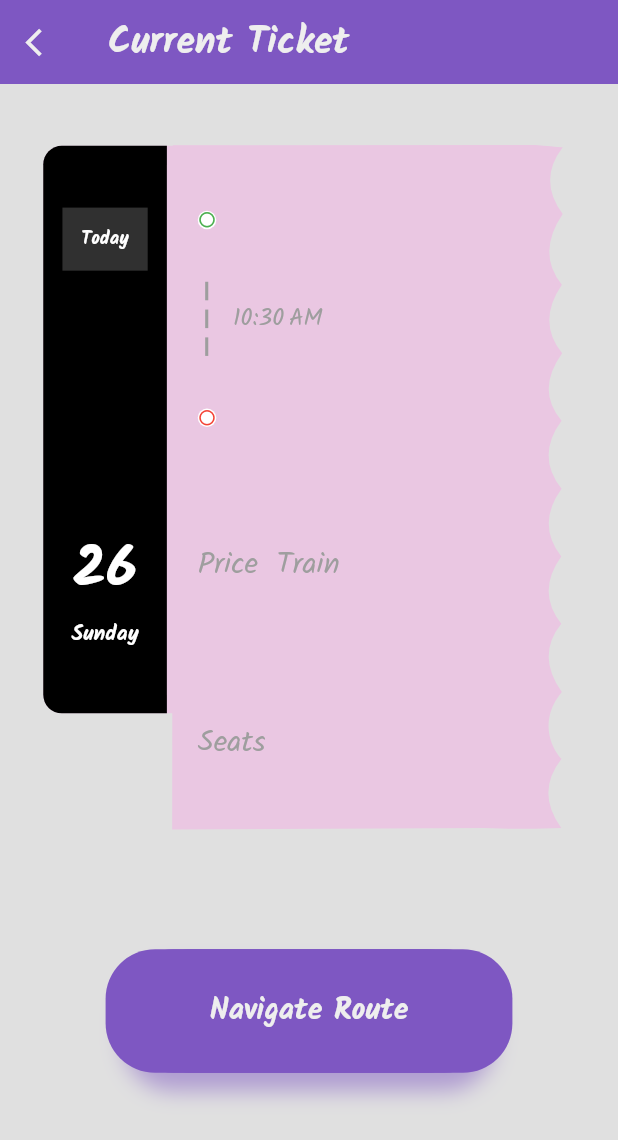
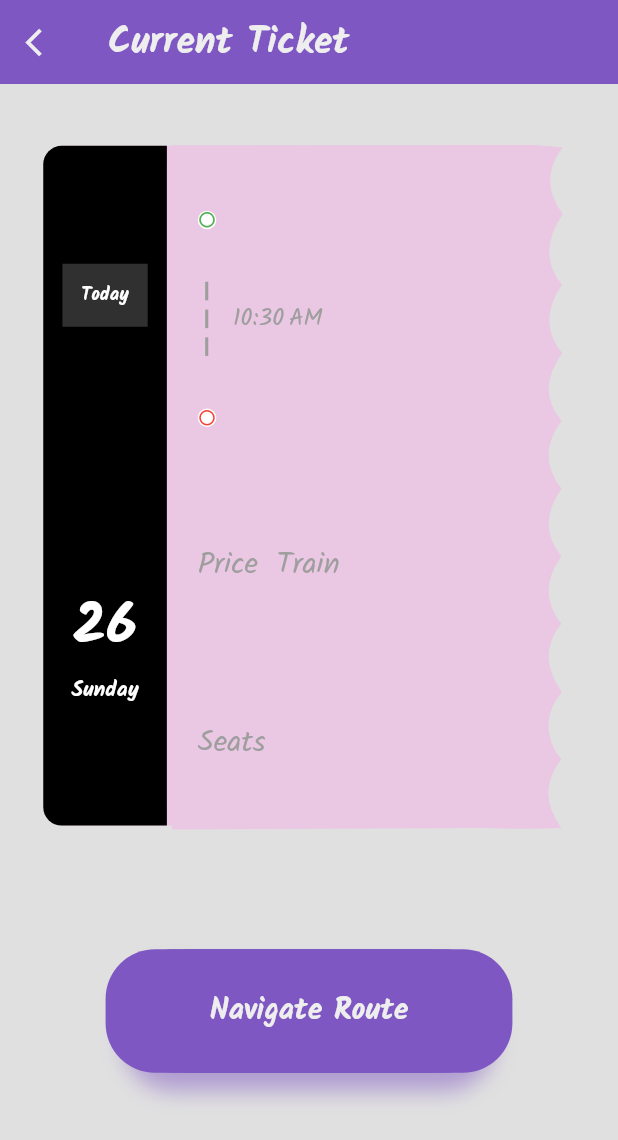
Before and after one commit to A1aaAhmed/graduation_project_app, a Flutter app: the Ticket screen opened directly with empty values, on a phone screen of 412 x 824 dp. Shown: the top 1140 px of the screen. Run offline on Flutter 3.47's test engine with Material 2 defaults, Android fonts, the phone set to English and light mode, and no system bars; drawn by our look-alikes of flutter_dash; our stand-ins replace bloc, cloud_firestore, conditional_builder_null_safety, firebase_auth, firebase_core, flutter_bloc and 7 more; missing offline and left inert: graduation_proj; accounts and stored records are empty.

```diff
--- a/lib/layout/cubit/cubit.dart
+++ b/lib/layout/cubit/cubit.dart
@@ -2,7 +2,8 @@ import 'package:flutter_bloc/flutter_bloc.dart';
 import 'package:graduation_project_app/layout/cubit/states.dart';
 import 'package:graduation_project_app/modules/Profile/profile_screen.dart';
 import 'package:graduation_project_app/modules/Ticket/allTickets.dart';
-import '../../modules/live_location/livelocation_screen.dart';
+import 'package:graduation_project_app/modules/live_location/checkTrain.dart';
+import 'package:graduation_project_app/shared/variables.dart';
 
 import '../../modules/home_screen/home_screen.dart';
 class MainCubit extends Cubit<MainStates> {
@@ -11,7 +12,7 @@ class MainCubit extends Cubit<MainStates> {
   int currentindex = 0;
   final screens = [
     const HomeScreen(),
-    LiveLocationScreen(),
+    CheckTrain(date:dateTicket, isFromHome: true,station: station),
     const TicketsView(),
     const ProfileScreen(),
   ];
--- a/lib/main.dart
+++ b/lib/main.dart
@@ -98,7 +98,7 @@ class _MyAppState extends State<MyApp> {
                 bodySmall: TextStyle(fontSize: 15),
               ),
             ),
-            home:  Trans(),
+            home: const Trans(),
           ));
     });
   }
--- a/lib/modules/Ticket/allTickets.dart
+++ b/lib/modules/Ticket/allTickets.dart
@@ -34,8 +34,6 @@ class TicketsView extends StatelessWidget {
                 condition:state is! LoadingState,
                 builder: (context) => ExpiredScreen(expiredTickets:TicketCubit.get(context).previousTickets),
                 fallback: (context) =>const LoadingScreen(),),
-
-
             ],
           ),
         ),
--- a/lib/modules/Ticket/cubit/cubit.dart
+++ b/lib/modules/Ticket/cubit/cubit.dart
@@ -2,6 +2,8 @@ import 'package:cloud_firestore/cloud_firestore.dart';
 import 'package:flutter_bloc/flutter_bloc.dart';
 import 'package:graduation_project_app/models/ticket.dart';
 import 'package:graduation_project_app/modules/Ticket/cubit/states.dart';
+import 'package:graduation_project_app/modules/Ticket/timeFuns.dart';
+import 'package:graduation_project_app/shared/variables.dart';
 class TicketCubit extends Cubit<TicketsStates>{
   TicketCubit():super (TicketsInitialState());
   static TicketCubit get(context)=>BlocProvider.of(context);
@@ -21,9 +23,10 @@ class TicketCubit extends Cubit<TicketsStates>{
               availableTickets.add(TicketModel.fromJason(element.data()));
             }
           });
-          previousTickets= List.of(previousTickets.reversed);
-          availableTickets= List.of(availableTickets.reversed);
-
+          previousTickets.sort((a, b) =>  b.date.compareTo(a.date));
+          availableTickets.sort((a, b) => a.date.compareTo(b.date));
+          availableTicket=availableTickets;
+        if (availableTickets.isNotEmpty)station=availableTickets[0].from;
         // print(previousTickets);
         // print(availableTickets);
         // print(availableTickets[0].date);
@@ -31,23 +34,7 @@ class TicketCubit extends Cubit<TicketsStates>{
     });
 
   }
- static bool expired (DateTime date){
-    DateTime now=DateTime.now();
-    return date.year < now.year ||
-        date.year == now.year && date.month < now.month ||
-        date.year == now.year &&
-            date.month == now.month &&
-            date.day < now.day ||
-        date.year == now.year &&
-            date.month == now.month &&
-            date.day == now.day &&
-            date.hour < now.hour ||
-        date.year == now.year &&
-            date.month == now.month &&
-            date.day == now.day &&
-            date.hour == now.hour &&
-            date.minute < now.minute;
-  }
+
 
 
 
--- a/lib/modules/Ticket/ticketComponent/TicketComp.dart
+++ b/lib/modules/Ticket/ticketComponent/TicketComp.dart
@@ -1,9 +1,8 @@
 // ignore_for_file: file_names
-
 import 'package:flutter/material.dart';
 import 'package:flutter_dash/flutter_dash.dart';
 import 'package:graduation_project_app/models/ticket.dart';
-import 'package:graduation_project_app/modules/Ticket/cubit/cubit.dart';
+import 'package:graduation_project_app/modules/Ticket/timeFuns.dart';
 import 'package:graduation_project_app/modules/Ticket/ticketComponent/autoSizeColum.dart';
 import 'package:graduation_project_app/modules/Ticket/ticketComponent/autoSizeText.dart';
 import 'package:graduation_project_app/modules/Ticket/ticketComponent/autoSizedRow.dart';
@@ -27,14 +26,13 @@ class TicketComponent extends StatefulWidget {
 class _TicketComponentState extends State<TicketComponent> {
   @override
   Widget build(BuildContext context) {
-    DateTime now = DateTime.now();
     DateTime date = widget.ticket.date;
     String from = widget.ticket.from;
     String to = widget.ticket.to;
     String seat = widget.ticket.seats;
     String train = widget.ticket.train;
     String price = widget.ticket.price;
-    bool late = TicketCubit.expired(date);
+    bool late = expired(date);
     return Scaffold(
           body: Container(
           padding: EdgeInsetsDirectional.only(end: 2.w, top: 5.h),
@@ -57,6 +55,7 @@ class _TicketComponentState extends State<TicketComponent> {
                 ),
                 padding: EdgeInsetsDirectional.only( end: 10.w) ,
                 child: Container(
+                  height: 100.h,
                   padding: EdgeInsetsDirectional.only(
                       top:  5.h,
                       bottom: 5.h
@@ -81,9 +80,7 @@ class _TicketComponentState extends State<TicketComponent> {
                             w: 20.w,
                             text: (late)
                                 ? 'Expired'
-                                : (date.day == now.day &&
-                                        date.year == now.year &&
-                                        date.month == now.month)
+                                :isToday(date)
                                     ? 'Today'
                                     : 'Future',
                             fontSize: 13.sp,
--- a/lib/modules/Ticket/ticket_screen.dart
+++ b/lib/modules/Ticket/ticket_screen.dart
@@ -1,6 +1,8 @@
 import 'package:flutter/material.dart';
 import 'package:graduation_project_app/models/ticket.dart';
 import 'package:graduation_project_app/modules/Ticket/ticketComponent/TicketComp.dart';
+import 'package:graduation_project_app/modules/Ticket/timeFuns.dart';
+import 'package:graduation_project_app/modules/live_location/checkTrain.dart';
 import 'package:graduation_project_app/shared/components/appBar.dart';
 import 'package:graduation_project_app/shared/components/button.dart';
 import 'package:sizer/sizer.dart';
@@ -35,7 +37,7 @@ class _TicketState extends State<Ticket> {
               width: 100.w,
               height: 100.h,
               child: Column(
-                mainAxisAlignment: MainAxisAlignment.start,
+                mainAxisAlignment: !expired(widget.ticket.date)?MainAxisAlignment.start:MainAxisAlignment.center,
                 children: [
                   SizedBox(
                     width:100.w,
@@ -45,11 +47,19 @@ class _TicketState extends State<Ticket> {
                       ticket:widget.ticket,
                   )),
                   SizedBox(height: 10.h),
-                  button(
+                  !expired(widget.ticket.date)?button(
                       text: "Navigate Route",
-                      onpress: () {},
+                      onpress: () {
+                        Navigator.push(
+                            context,
+                            MaterialPageRoute(
+                                builder: ((context) =>CheckTrain(station: widget.ticket.from,date: widget.ticket.date,isFromHome: false,))));
+                      },
                       width: 60.w,
-                      height: 10.h,context: context)
+                      height: 10.h,
+                      context: context,
+
+                  ):const Text(""),
                 ],
               )));
     })
--- /dev/null
+++ b/lib/modules/Ticket/timeFuns.dart
@@ -0,0 +1,45 @@
+import 'package:graduation_project_app/shared/variables.dart';
+import 'package:intl/intl.dart';
+
+bool expired (DateTime date){
+DateTime now=DateTime.now();
+return date.year < now.year ||
+date.year == now.year && date.month < now.month ||
+date.year == now.year &&
+date.month == now.month &&
+date.day < now.day ||
+date.year == now.year &&
+date.month == now.month &&
+date.day == now.day &&
+date.hour < now.hour ||
+date.year == now.year &&
+date.month == now.month &&
+date.day == now.day &&
+date.hour == now.hour &&
+date.minute < now.minute;
+}
+bool started(DateTime date){
+  DateTime now=DateTime.now();
+  return date.isBefore(now);
+}
+DateTime toDateTime (String input ,String time,){
+  String date=input.substring(0, 10);
+// print("date first ------------------------------------------------");
+// print(date);
+// print(time);
+  date="$date $time";
+  DateFormat format = DateFormat("yyyy-MM-dd hh:mm a");
+  date = date.replaceFirst(' pm', ' PM').replaceFirst(' am', ' AM');
+// print("final as string  ------------------------------------------------");
+// print(date);
+// print("final as timedate  ------------------------------------------------");
+// print(format.parse(date));
+  dateTicket=format.parse(date);
+  return format.parse(date);
+}
+bool isToday(date){
+  DateTime now=DateTime.now();
+  return date.day == now.day &&
+      date.year == now.year &&
+      date.month == now.month;
+}
--- a/lib/modules/home_screen/firstsection/firstsection.dart
+++ b/lib/modules/home_screen/firstsection/firstsection.dart
@@ -20,7 +20,7 @@ class _FirstSectionState extends State<FirstSection> {
           color: colortheme.lightPurple,
            image:const DecorationImage(
               repeat: ImageRepeat.noRepeat,
-              image: AssetImage('images/train.png'),
+              image: AssetImage('assets/images/train.png'),
              fit: BoxFit.cover,
              ),
           borderRadius: BorderRadius.only(
--- a/lib/modules/live_location/Cubit/cubit.dart
+++ b/lib/modules/live_location/Cubit/cubit.dart
@@ -16,7 +16,7 @@ class MapsCubit extends Cubit<MapsStates>{
   final Completer<GoogleMapController> controller = Completer();
   void setCustomMarkerIcon() {
     BitmapDescriptor.fromAssetImage(
-        const ImageConfiguration(), "images/train_icon.png")
+        const ImageConfiguration(), "assets/images/train_icon.png")
         .then(
           (icon) {
           train_icon = icon;
@@ -24,7 +24,7 @@ class MapsCubit extends Cubit<MapsStates>{
       },
     );
     BitmapDescriptor.fromAssetImage(
-        const ImageConfiguration(), "images/user_icon.png")
+        const ImageConfiguration(), "assets/images/user_icon.png")
         .then(
             (icon) {
               user_icon = icon;
@@ -50,7 +50,7 @@ class MapsCubit extends Cubit<MapsStates>{
             googleMapController.animateCamera(
               CameraUpdate.newCameraPosition(
                 CameraPosition(
-                  zoom: 7,
+                  zoom: 8,
                   target: LatLng(
                     newLoc.latitude!,
                     newLoc.longitude!,
--- a/lib/modules/seats_screen/widgets/confirmation.dart
+++ b/lib/modules/seats_screen/widgets/confirmation.dart
@@ -3,7 +3,7 @@ import 'package:flutter/material.dart';
 import 'package:flutter_bloc/flutter_bloc.dart';
 import 'package:graduation_project_app/models/user.dart';
 import 'package:graduation_project_app/modules/Ticket/ticket_screen.dart';
-import 'package:graduation_project_app/modules/Ticket/toDateTimeFun.dart';
+import 'package:graduation_project_app/modules/Ticket/timeFuns.dart';
 import 'package:graduation_project_app/modules/seats_screen/cubit/cubit.dart';
 import 'package:graduation_project_app/modules/seats_screen/cubit/states.dart';
 import 'package:graduation_project_app/shared/variables.dart';
--- a/lib/shared/components/appBar.dart
+++ b/lib/shared/components/appBar.dart
@@ -1,4 +1,3 @@
-import 'package:conditional_builder_null_safety/conditional_builder_null_safety.dart';
 import 'package:flutter/material.dart';
 import 'package:graduation_project_app/layout/transition.dart';
 import 'package:graduation_project_app/shared/style/colors.dart';
@@ -27,7 +26,7 @@ PreferredSizeWidget bar({
               Navigator.pop(context);
             }
           },
-          icon: Icon(
+          icon: const Icon(
             Icons.arrow_back_ios,
           ),
         ), //replace with our own icon data. ) )
--- a/lib/shared/variables.dart
+++ b/lib/shared/variables.dart
@@ -1,6 +1,8 @@
 //TextEditingController from = TextEditingController();
 //TextEditingController to = TextEditingController();
 //TextEditingController depart = TextEditingController();
+import 'package:google_maps_flutter/google_maps_flutter.dart';
+
 String from='';
 String to='';
 String depart='';
@@ -121,4 +123,11 @@ int travellers = 1;
 var trian_location_long = 31.233334;
 var trian_location_lat = 30.033333;
 String googleAPiKey = "AIzaSyBSob1uooRKAkU1SzUjXrxsAeVj-u_OcTc";
+/////////////////////////////////////////////////////////////
+///add uid of the current user here yaaaaaaaaaaaaaaaaaaa maaaaaaaaaaaaaaaahaaaaaaaaaaaaaaaaaaaaaaaaaaaaaaaaaaaaa
 var uId="rH56bEn5CaTfTjLo3fOJ7emfyfw1";
+List availableTicket =[];
+DateTime dateTicket=DateTime.now();
+String station="";
+///changed later
+LatLng trainLonLat=LatLng(trian_location_lat, trian_location_long);
```
Also changed, not shown: lib/modules/Profile/profile_screen.dart (+32 -32 lines), lib/modules/Ticket/availableTickets.dart (+15 -11 lines), lib/modules/Ticket/expiredTickets.dart (+13 -9 lines), lib/modules/Ticket/toDateTimeFun.dart (deleted, +0 -16 lines), lib/modules/live_location/checkTrain.dart (added, +37 -0 lines), lib/modules/live_location/livelocation_screen.dart (+7 -5 lines), lib/modules/live_location/nothingToShow.dart (added, +79 -0 lines), 2 other files.
